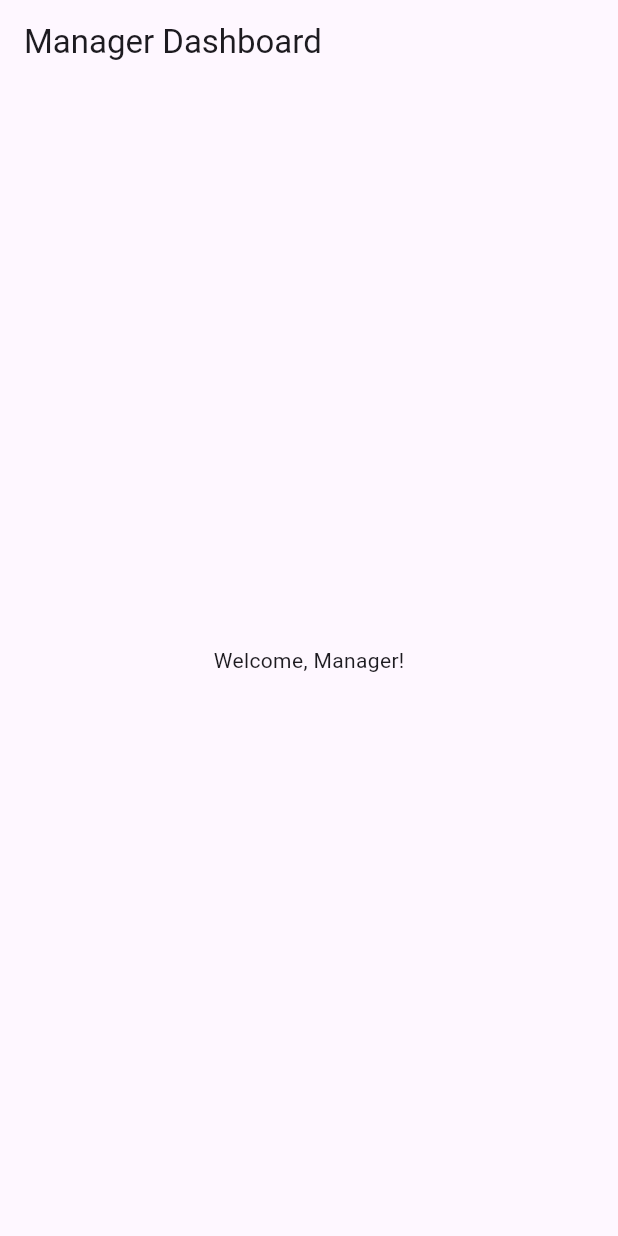
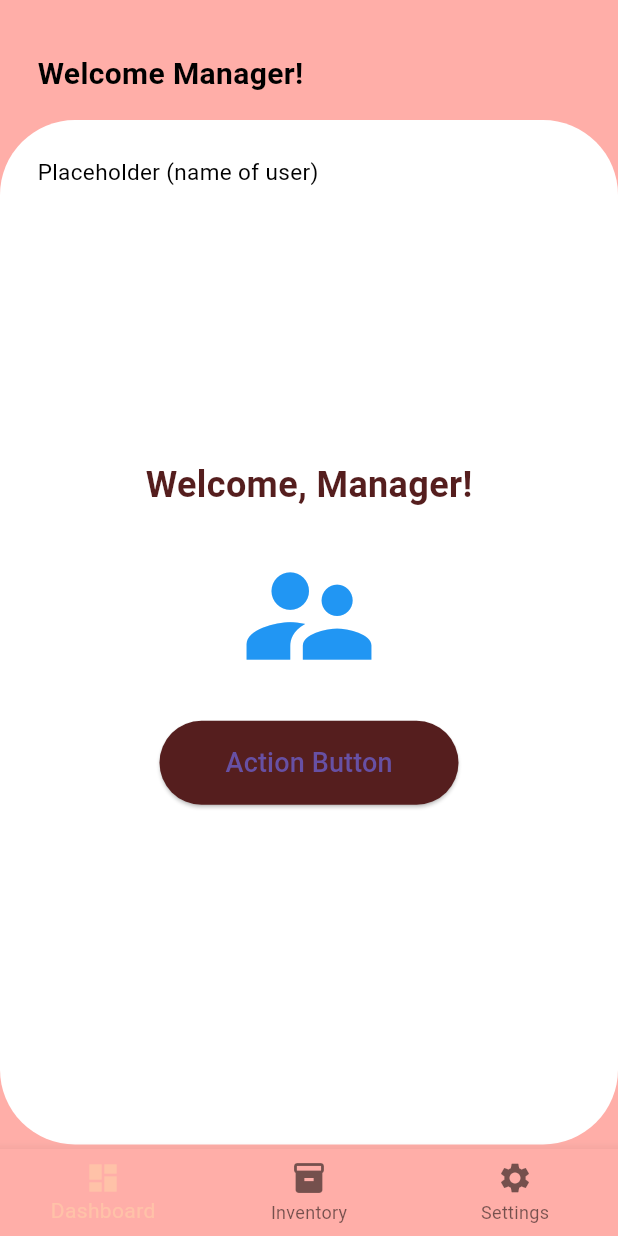
Before and after one commit to Jayr222/Sales_and_inventory_system, a Flutter app: the ManagerDashboard screen opened directly, on a phone screen of 412 x 824 dp. Run offline on Flutter 3.47's test engine with Material 3 defaults, Android fonts, the phone set to English and light mode, and no system bars; our stand-ins replace cloud_firestore, firebase_auth, firebase_core; accounts and stored records are empty.

Commit message:
Change design for manager dashboard

```diff
--- a/flutter_application_1/lib/screens/manager_dashboard.dart
+++ b/flutter_application_1/lib/screens/manager_dashboard.dart
@@ -1,13 +1,166 @@
 import 'package:flutter/material.dart';
 
-class ManagerDashboard extends StatelessWidget {
+class ManagerDashboard extends StatefulWidget {
   const ManagerDashboard({super.key});
+
+  @override
+  _ManagerDashboardState createState() => _ManagerDashboardState();
+}
+
+class _ManagerDashboardState extends State<ManagerDashboard> {
+  int _selectedIndex = 0; // Track the selected tab index
+
+  // List of widgets for each tab
+  static const List<Widget> _pages = <Widget>[
+    Center(child: Text('Dashboard Page', style: TextStyle(fontSize: 24))),
+    Center(child: Text('Inventory Page', style: TextStyle(fontSize: 24))),
+    Center(child: Text('Settings Page', style: TextStyle(fontSize: 24))),
+  ];
+
+  // Handle tab switching
+  void _onItemTapped(int index) {
+    setState(() {
+      _selectedIndex = index;
+    });
+  }
 
   @override
   Widget build(BuildContext context) {
     return Scaffold(
-      appBar: AppBar(title: const Text('Manager Dashboard')),
-      body: const Center(child: Text('Welcome, Manager!')),
+      body: Stack(
+        children: [
+          Container(
+            color: const Color.fromARGB(255, 255, 174, 168), // Peach background color
+            child: _selectedIndex == 0
+                ? _buildManagerWelcome() // Show welcome screen on the first tab
+                : _pages[_selectedIndex], // Switch to other pages
+          ),
+          // Positioned Bottom Navigation Bar
+          Positioned(
+            left: 0,
+            right: 0,
+            bottom: 0,
+            child: BottomNavigationBar(
+              items: const <BottomNavigationBarItem>[
+                BottomNavigationBarItem(
+                  icon: Icon(Icons.dashboard),
+                  label: 'Dashboard',
+                ),
+                BottomNavigationBarItem(
+                  icon: Icon(Icons.inventory),
+                  label: 'Inventory',
+                ),
+                BottomNavigationBarItem(
+                  icon: Icon(Icons.settings),
+                  label: 'Settings',
+                ),
+              ],
+              currentIndex: _selectedIndex, // Highlight the selected tab
+              selectedItemColor: const Color.fromARGB(255, 255, 194, 168), // Color of the selected item
+              backgroundColor: const Color.fromARGB(255, 255, 174, 168), // Match background color
+              onTap: _onItemTapped, // Handle tab taps
+            ),
+          ),
+          // Placeholder for text at the top
+          const Positioned(
+            top: 35,
+            left: 5,
+            right: 30,
+            child: Padding(
+              padding: EdgeInsets.symmetric(horizontal: 20.0),
+              child: Column(
+                crossAxisAlignment: CrossAxisAlignment.start, // Aligns text to the start
+                children: [
+                  Text(
+                    'Welcome Manager!',
+                    style: TextStyle(
+                      fontSize: 20,
+                      fontWeight: FontWeight.bold, // Make the text bold
+                      color: Color.fromARGB(255, 0, 0, 0),
+                    ),
+                  ),
+                  SizedBox(height: 40), // Space between the texts
+                  Text(
+                    'Placeholder (name of user)',
+                    style: TextStyle(
+                      fontSize: 15,
+                      color: Color.fromARGB(255, 0, 0, 0),
+                    ),
+                  ),
+                ],
+              ),
+            ),
+          ),
+        ],
+      ),
+    );
+  }
+
+  // Widget to display welcome message
+  Widget _buildManagerWelcome() {
+    return Center(
+      child: Padding(
+        padding: const EdgeInsets.only(top: 80, bottom: 61), // Adjusted top padding and added bottom space
+        child: Column(
+          children: [
+            Expanded(
+              child: Container(
+                padding: const EdgeInsets.symmetric(vertical: 32.0), // Padding inside the container for top and bottom
+                width: double.infinity, // Stretch the container to fill the entire width
+                decoration: const BoxDecoration(
+                  color: Colors.white, // White background for the container
+                  borderRadius: BorderRadius.all(Radius.circular(50.0)), // Rounded corners
+                ),
+                child: Column(
+                  mainAxisAlignment: MainAxisAlignment.center, // Center items vertically
+                  children: [
+                    // Welcome text centered in the container
+                    const Column(
+                      mainAxisAlignment: MainAxisAlignment.center,
+                      children: [
+                        Text(
+                          'Welcome, Manager!',
+                          style: TextStyle(
+                            fontSize: 24,
+                            fontWeight: FontWeight.bold,
+                            color: Color.fromARGB(255, 85, 30, 30),
+                          ),
+                        ),
+                        SizedBox(height: 20),
+                        Icon(
+                          Icons.supervisor_account,
+                          size: 100,
+                          color: Colors.blue,
+                        ),
+                        SizedBox(height: 20), // Add spacing at the bottom
+                      ],
+                    ),
+                    // Elevated button at the bottom
+                    ElevatedButton(
+                      onPressed: () {
+                        // Define what happens when the button is pressed
+                      },
+                      style: ElevatedButton.styleFrom(
+                        backgroundColor: const Color.fromARGB(255, 85, 30, 30), // Background color of the button
+                        shape: RoundedRectangleBorder(
+                          borderRadius: BorderRadius.circular(30.0), // Rounded corners for the button
+                        ),
+                      ),
+                      child: const Padding(
+                        padding: EdgeInsets.symmetric(horizontal: 20.0, vertical: 15.0), // Padding for the button
+                        child: Text(
+                          'Action Button', // Button text
+                          style: TextStyle(fontSize: 18), // Text style for the button
+                        ),
+                      ),
+                    ),
+                  ],
+                ),
+              ),
+            ),
+          ],
+        ),
+      ),
     );
   }
 }
```
Also changed, not shown: 9 other files.
